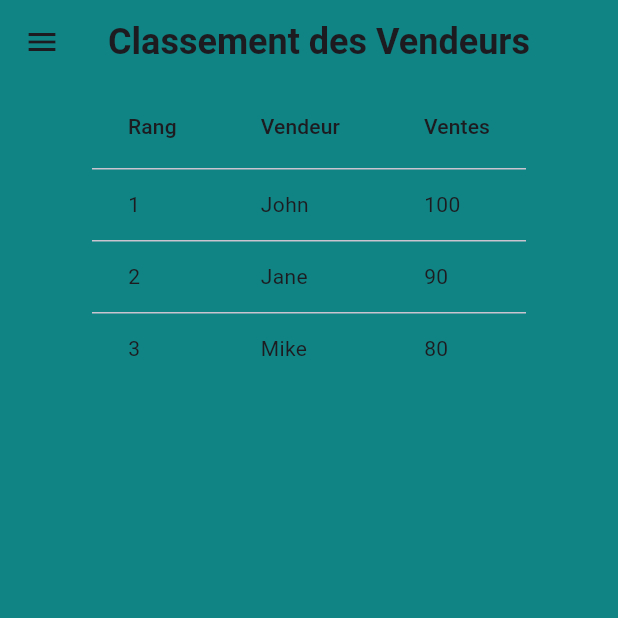
After one commit to GuillaumeKESTEMAN/Flutter-Project, a Flutter app: the SalesmenRankingPage screen opened by its route, on a phone screen of 412 x 824 dp, the top half of it. The commit adds this screen. Run offline on Flutter 3.47's test engine with Material 3 defaults, Android fonts, the phone set to English and light mode, and no system bars; our stand-ins replace firebase_auth, firebase_core, go_router; missing offline and left inert: firebase_ui_auth; accounts and stored records are empty; generated files the repository leaves out were written again.

Commit message:
Create frontend for salesmen ranking page (#32)

```diff
--- a/lib/main.dart
+++ b/lib/main.dart
@@ -2,6 +2,7 @@ import 'package:flutter/material.dart';
 import 'package:flutter_project/app_state.dart';
 import 'package:flutter_project/src/screens/home_page.dart';
 import 'package:flutter_project/src/screens/signin_page.dart';
+import 'package:flutter_project/src/screens/salesmen_ranking_page.dart';
 import 'package:flutter_project/src/screens/sales_page.dart';
 import 'package:go_router/go_router.dart';
 import 'package:provider/provider.dart';
@@ -28,6 +29,10 @@ final _router = GoRouter(
           builder: (context, state) => const SignInPage(),
         ),
         GoRoute(
+          path: 'salesmen-ranking',
+          builder: (context, state) => SalesmenRankingPage(),
+        ),
+        GoRoute(
           path: 'sales',
           builder: (context, state) => SalesPage(),
         ),
--- /dev/null
+++ b/lib/src/screens/salesmen_ranking_page.dart
@@ -0,0 +1,55 @@
+import 'package:flutter/material.dart';
+import '/src/models/user.dart';
+import 'package:flutter_project/app_state.dart';
+import 'package:provider/provider.dart';
+import 'package:flutter_project/src/widgets/custom_drawer.dart';
+
+class SalesmenRankingPage extends StatelessWidget {
+  List<User> salesmen = [];
+
+  @override
+  Widget build(BuildContext context) {
+    return Scaffold(
+        backgroundColor: const Color.fromRGBO(16, 132, 132, 1),
+        appBar: AppBar(
+            backgroundColor: const Color.fromRGBO(16, 132, 132, 1),
+            centerTitle: true,
+            title: const Text('Classement des Vendeurs',
+                style: TextStyle(
+                  fontSize: 24,
+                  fontWeight: FontWeight.bold,
+                ))),
+        drawer: Consumer<ApplicationState>(
+          builder: (context, appState, _) => CustomDrawer(appState),
+        ),
+        body: Center(
+            child: Column(
+          children: [
+            DataTable(
+              columns: [
+                DataColumn(label: Text('Rang')),
+                DataColumn(label: Text('Vendeur')),
+                DataColumn(label: Text('Ventes')),
+              ],
+              rows: [
+                DataRow(cells: [
+                  DataCell(Text('1')),
+                  DataCell(Text('John')),
+                  DataCell(Text('100')),
+                ]),
+                DataRow(cells: [
+                  DataCell(Text('2')),
+                  DataCell(Text('Jane')),
+                  DataCell(Text('90')),
+                ]),
+                DataRow(cells: [
+                  DataCell(Text('3')),
+                  DataCell(Text('Mike')),
+                  DataCell(Text('80')),
+                ]),
+              ],
+            ),
+          ],
+        )));
+  }
+}
--- a/lib/src/widgets/custom_drawer.dart
+++ b/lib/src/widgets/custom_drawer.dart
@@ -40,7 +40,7 @@ class CustomDrawer extends StatelessWidget {
           ),
           ListTile(
             leading: Icon(Icons.groups),
-            title: Text('Top 3 Vendeurs'),
+            title: Text('Classement Vendeurs'),
             onTap: () {
               // Handle settings button tap
             },
```
